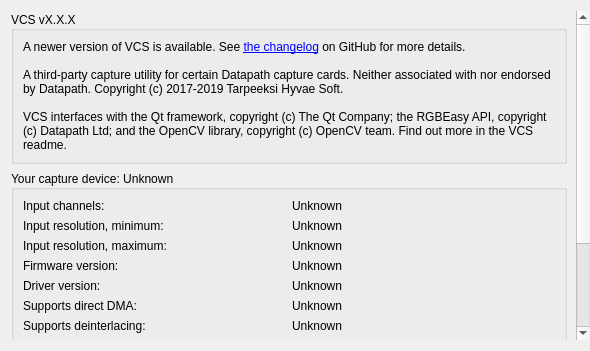
Old version of the form src/display/qt/dialogs/ui/about_dialog.ui in the repository mrehkopf/vcs.
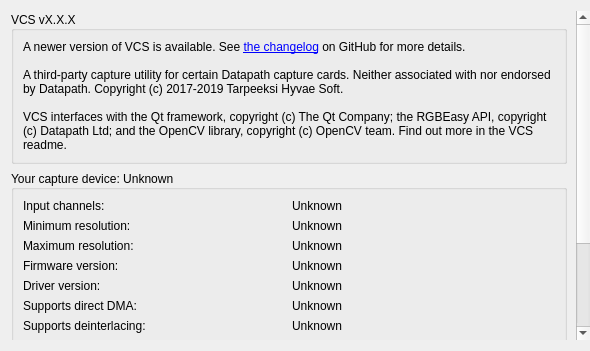
New version of the form.

The edit to the form file:
```diff
--- a/src/display/qt/dialogs/ui/about_dialog.ui
+++ b/src/display/qt/dialogs/ui/about_dialog.ui
@@ -29,8 +29,8 @@
       <property name="geometry">
        <rect>
         <x>0</x>
-        <y>0</y>
-        <width>565</width>
+        <y>-231</y>
+        <width>567</width>
         <height>564</height>
        </rect>
       </property>
@@ -154,7 +154,7 @@
             <item>
              <widget class="QLabel" name="label_inputResolution">
               <property name="text">
-               <string>Input resolution, minimum:</string>
+               <string>Minimum resolution:</string>
               </property>
              </widget>
             </item>
@@ -172,7 +172,7 @@
             <item>
              <widget class="QLabel" name="label_inputMaxResolution">
               <property name="text">
-               <string>Input resolution, maximum:</string>
+               <string>Maximum resolution:</string>
               </property>
              </widget>
             </item>
```
Left out of the diff: 3 changed lines with no effect on the pictures.
